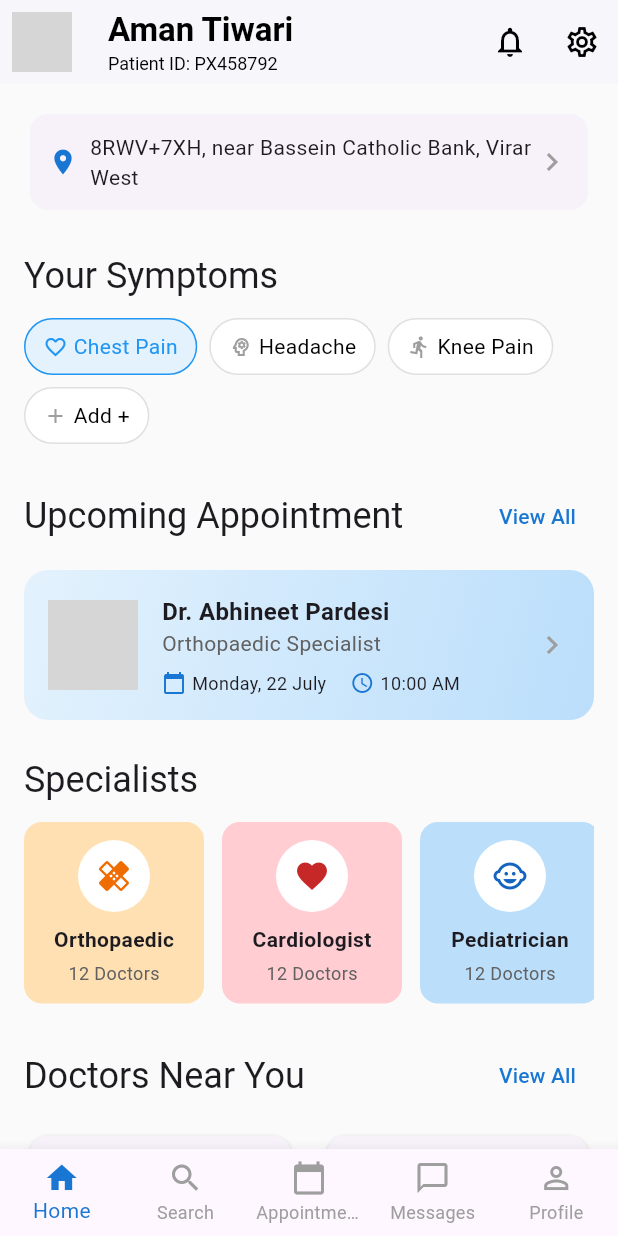
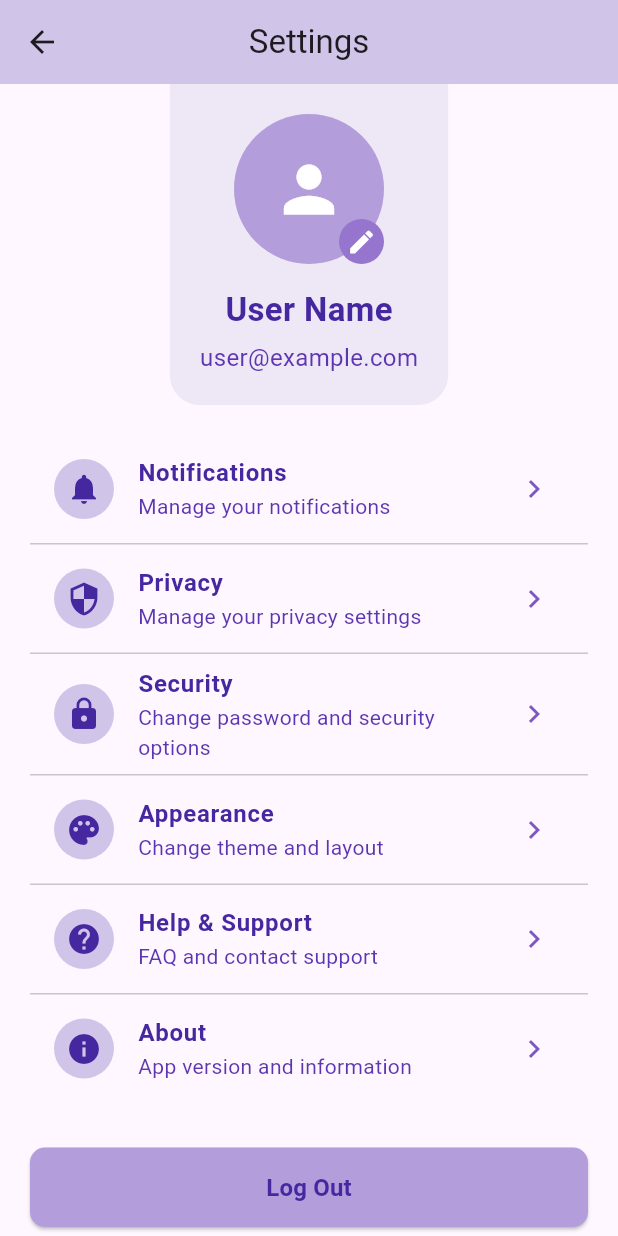
Before and after one commit to AmanT122/appoinment_app, a Flutter app: the HealthDashboard screen opened directly, after a tap on the "settings" icon, on a phone screen of 412 x 824 dp. Run offline on Flutter 3.47's test engine with Material 3 defaults, Android fonts, the phone set to English and light mode, and no system bars; grey boxes are pictures that could not be loaded.

Commit message:
Notification and settings page added

```diff
--- /dev/null
+++ b/lib/screens/notifications.dart
@@ -0,0 +1,65 @@
+import 'package:flutter/material.dart';
+
+class NotificationPage extends StatelessWidget {
+  final List<NotificationItem> notifications = [
+    NotificationItem(
+      title: "New Message",
+      description: "You have received a new message from John.",
+      time: "2 min ago",
+      icon: Icons.message,
+    ),
+    NotificationItem(
+      title: "Update Available",
+      description: "A new update is available for your app.",
+      time: "10 min ago",
+      icon: Icons.system_update,
+    ),
+    NotificationItem(
+      title: "Reminder",
+      description: "Don't forget your meeting at 3 PM today.",
+      time: "1 hr ago",
+      icon: Icons.notifications_active,
+    ),
+  ];
+
+  @override
+  Widget build(BuildContext context) {
+    return Scaffold(
+      appBar: AppBar(
+        title: Text("Notifications"),
+      ),
+      body: ListView.builder(
+        itemCount: notifications.length,
+        itemBuilder: (context, index) {
+          final notification = notifications[index];
+          return ListTile(
+            leading: Icon(notification.icon, color: Colors.blue),
+            title: Text(notification.title),
+            subtitle: Text(notification.description),
+            trailing: Text(
+              notification.time,
+              style: TextStyle(fontSize: 12, color: Colors.grey),
+            ),
+            onTap: () {
+              // Add action when tapped (optional)
+            },
+          );
+        },
+      ),
+    );
+  }
+}
+
+class NotificationItem {
+  final String title;
+  final String description;
+  final String time;
+  final IconData icon;
+
+  NotificationItem({
+    required this.title,
+    required this.description,
+    required this.time,
+    required this.icon,
+  });
+}
--- a/lib/screens/patient_dashboard.dart
+++ b/lib/screens/patient_dashboard.dart
@@ -1,4 +1,6 @@
 import 'package:appoinment_app/screens/doctor_details.dart';
+import 'package:appoinment_app/screens/notifications.dart';
+import 'package:appoinment_app/screens/settings.dart';
 import 'package:flutter/material.dart';
 
 class PatientDashboard extends StatelessWidget {
@@ -37,11 +39,15 @@ class HealthDashboard extends StatelessWidget {
         actions: [
           IconButton(
             icon: Icon(Icons.notifications_none),
-            onPressed: () {},
+            onPressed: () {
+              Navigator.push(context, MaterialPageRoute(builder: (context) => NotificationPage()));
+            },
           ),
           IconButton(
             icon: Icon(Icons.settings_outlined),
-            onPressed: () {},
+            onPressed: () {
+                  Navigator.push(context, MaterialPageRoute(builder: (context) => SettingsPage()));
+            },
           ),
         ],
         backgroundColor: Colors.white,
--- /dev/null
+++ b/lib/screens/settings.dart
@@ -0,0 +1,205 @@
+import 'package:flutter/material.dart';
+import 'package:flutter/services.dart';
+
+class SettingsPage extends StatelessWidget {
+  const SettingsPage({super.key});
+
+  @override
+  Widget build(BuildContext context) {
+    return Scaffold(
+      appBar: AppBar(
+        title: const Text('Settings'),
+        centerTitle: true,
+        backgroundColor: Colors.deepPurple[100], // Lavender app bar
+        elevation: 0,
+        systemOverlayStyle: SystemUiOverlayStyle.light.copyWith(
+          statusBarColor: Colors.deepPurple[100],
+        ),
+      ),
+      body: SingleChildScrollView(
+        child: Column(
+          children: [
+            // Profile Section
+            Container(
+              padding: const EdgeInsets.all(20),
+              decoration: BoxDecoration(
+                color: Colors.deepPurple[50], // Light lavender
+                borderRadius: const BorderRadius.only(
+                  bottomLeft: Radius.circular(20),
+                  bottomRight: Radius.circular(20),
+                ),
+              ),
+              child: Column(
+                children: [
+                  // Profile Picture
+                  Stack(
+                    alignment: Alignment.bottomRight,
+                    children: [
+                      CircleAvatar(
+                        radius: 50,
+                        backgroundColor: Colors.deepPurple[200],
+                        child: const Icon(
+                          Icons.person, // Fixed typo here
+                          size: 50,
+                          color: Colors.white,
+                        ),
+                      ),
+                      Container(
+                        padding: const EdgeInsets.all(5),
+                        decoration: BoxDecoration(
+                          color: Colors.deepPurple[300],
+                          shape: BoxShape.circle,
+                        ),
+                        child: const Icon(
+                          Icons.edit,
+                          size: 20,
+                          color: Colors.white,
+                        ),
+                      ),
+                    ],
+                  ),
+                  const SizedBox(height: 15),
+                  Text(
+                    'User Name',
+                    style: TextStyle(
+                      fontSize: 22,
+                      fontWeight: FontWeight.bold,
+                      color: Colors.deepPurple[800],
+                    ),
+                  ),
+                  const SizedBox(height: 5),
+                  Text(
+                    'user@example.com',
+                    style: TextStyle(
+                      fontSize: 16,
+                      color: Colors.deepPurple[600],
+                    ),
+                  ),
+                ],
+              ),
+            ),
+
+            const SizedBox(height: 20),
+
+            // Settings Options
+            Padding(
+              padding: const EdgeInsets.symmetric(horizontal: 20),
+              child: Column(
+                children: [
+                  _buildSettingItem(
+                    icon: Icons.notifications,
+                    title: 'Notifications',
+                    subtitle: 'Manage your notifications',
+                    onTap: () {},
+                  ),
+                  const Divider(height: 1),
+                  _buildSettingItem(
+                    icon: Icons.security,
+                    title: 'Privacy',
+                    subtitle: 'Manage your privacy settings',
+                    onTap: () {},
+                  ),
+                  const Divider(height: 1),
+                  _buildSettingItem(
+                    icon: Icons.lock,
+                    title: 'Security',
+                    subtitle: 'Change password and security options',
+                    onTap: () {},
+                  ),
+                  const Divider(height: 1),
+                  _buildSettingItem(
+                    icon: Icons.palette,
+                    title: 'Appearance',
+                    subtitle: 'Change theme and layout',
+                    onTap: () {},
+                  ),
+                  const Divider(height: 1),
+                  _buildSettingItem(
+                    icon: Icons.help,
+                    title: 'Help & Support',
+                    subtitle: 'FAQ and contact support',
+                    onTap: () {},
+                  ),
+                  const Divider(height: 1),
+                  _buildSettingItem(
+                    icon: Icons.info,
+                    title: 'About',
+                    subtitle: 'App version and information',
+                    onTap: () {},
+                  ),
+                ],
+              ),
+            ),
+
+            const SizedBox(height: 30),
+
+            // Logout Button
+            Padding(
+              padding: const EdgeInsets.symmetric(horizontal: 20),
+              child: SizedBox(
+                width: double.infinity,
+                child: ElevatedButton(
+                  onPressed: () {},
+                  style: ElevatedButton.styleFrom(
+                    backgroundColor: Colors.deepPurple[200],
+                    padding: const EdgeInsets.symmetric(vertical: 15),
+                    shape: RoundedRectangleBorder(
+                      borderRadius: BorderRadius.circular(10),
+                    ),
+                  ),
+                  child: Text(
+                    'Log Out',
+                    style: TextStyle(
+                      fontSize: 16,
+                      color: Colors.deepPurple[800],
+                      fontWeight: FontWeight.bold,
+                    ),
+                  ),
+                ),
+              ),
+            ),
+          ],
+        ),
+      ),
+    );
+  }
+
+  Widget _buildSettingItem({
+    required IconData icon,
+    required String title,
+    required String subtitle,
+    required VoidCallback onTap,
+  }) {
+    return ListTile(
+      onTap: onTap,
+      leading: Container(
+        padding: const EdgeInsets.all(8),
+        decoration: BoxDecoration(
+          color: Colors.deepPurple[100],
+          shape: BoxShape.circle,
+        ),
+        child: Icon(
+          icon,
+          color: Colors.deepPurple[800],
+        ),
+      ),
+      title: Text(
+        title,
+        style: TextStyle(
+          fontWeight: FontWeight.bold,
+          color: Colors.deepPurple[800],
+        ),
+      ),
+      subtitle: Text(
+        subtitle,
+        style: TextStyle(
+          color: Colors.deepPurple[600],
+        ),
+      ),
+      trailing: Icon(
+        Icons.chevron_right,
+        color: Colors.deepPurple[400],
+      ),
+    );
+  }
+}
```
Also changed, not shown: lib/main.dart (+5 -5 lines).
